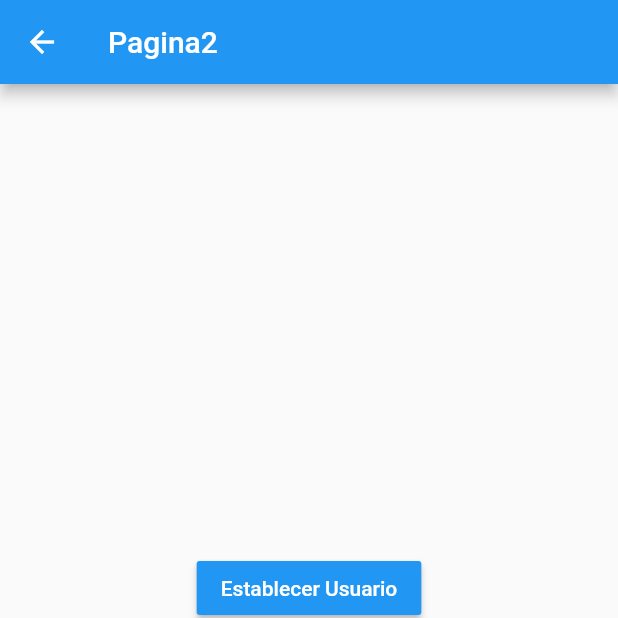
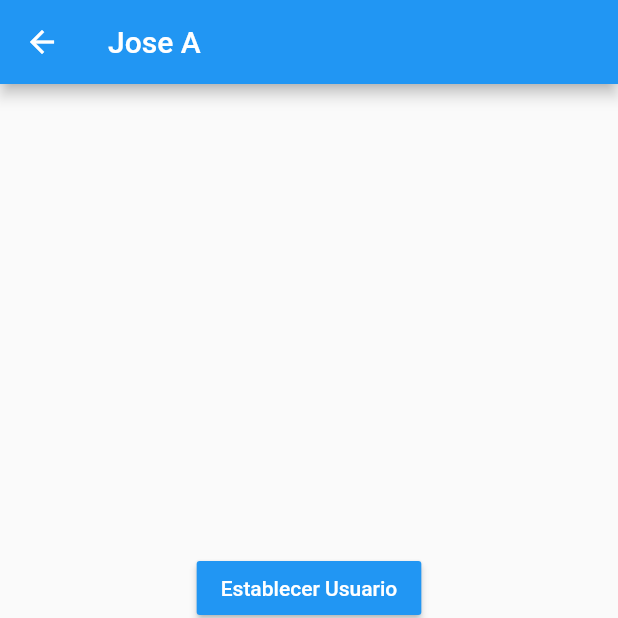
Before and after one commit to eljoselea/estados, a Flutter app: the Pagina2Page screen opened by its route, after a tap on "Establecer Usuario", on a phone screen of 412 x 824 dp, the top half of it. Run offline on Flutter 3.47's test engine with Material 2 defaults, Android fonts, the phone set to English and light mode, and no system bars; accounts and stored records are empty.

```diff
--- a/lib/models/usuario.dart
+++ b/lib/models/usuario.dart
@@ -1,13 +1,13 @@
 
 
-class Usuarios {
-  String nombre;
-  int edad;
-  List<String> profesiones;
+class Usuario {
+  String? nombre;
+  int? edad;
+  List<String>? profesiones;
 
-Usuarios({
-  required this.nombre,
-  required this.edad,
-  required this.profesiones});
+Usuario({
+  this.nombre,
+  this.edad,
+  this.profesiones});
 
 }
--- a/lib/pages/pagina1_page.dart
+++ b/lib/pages/pagina1_page.dart
@@ -1,15 +1,29 @@
+import 'package:estados/models/usuario.dart';
+import 'package:estados/services/usuario_service.dart';
 import 'package:flutter/material.dart';
+import 'package:provider/provider.dart';
 
 
 class Pagina1Page extends StatelessWidget {
 
   @override
   Widget build(BuildContext context) {
+
+    final usuarioService = Provider.of<UsuarioService>(context, listen: true);
+
     return Scaffold(
       appBar: AppBar(
         title: Text('Pagina1'),
+        actions: [
+          IconButton(
+            icon: Icon(Icons.exit_to_app),
+            onPressed: () => usuarioService.removerUsuario()
+            )
+        ],
       ),
-      body: InformacionUsuarios(),
+      body: usuarioService.existeUsuario
+      ? InformacionUsuario(usuarioService.usuario!)
+      : Center(child: Text('No hay usuarios seleccionado')),
         floatingActionButton: FloatingActionButton(
           child: Icon(Icons.accessibility_new),
           onPressed: () => Navigator.pushNamed(context, 'pagina2')
@@ -18,7 +32,11 @@ class Pagina1Page extends StatelessWidget {
   }
 }
 
-class InformacionUsuarios extends StatelessWidget {
+class InformacionUsuario extends StatelessWidget {
+
+  final Usuario usuario;
+
+  const InformacionUsuario(this.usuario);
 
   @override
   Widget build(BuildContext context) {
@@ -32,17 +50,16 @@ class InformacionUsuarios extends StatelessWidget {
 
           Text('General', style: TextStyle(fontSize: 18, fontWeight: FontWeight.bold),),
           Divider(),
-          ListTile(title: Text('Nombre: ')),
-          ListTile(title: Text('Edad: ')),
+          ListTile(title: Text('Nombre: ${usuario.nombre}')),
+          ListTile(title: Text('Edad: ${usuario.edad}')),
 
           Text('General', style: TextStyle(fontSize: 18, fontWeight: FontWeight.bold),),
           Divider(),
-          ListTile(title: Text('Profesion 1')),
-          ListTile(title: Text('Profesion 1')),
-          ListTile(title: Text('Profesion 1')),
 
-
-
+          ...usuario.profesiones!.map(
+            (profesion) => ListTile( title: Text( profesion ) )
+          ).toList()
+          //ListTile(title: Text('Profesion 1')),
 
         ],
       ),
--- a/lib/pages/pagina2_page.dart
+++ b/lib/pages/pagina2_page.dart
@@ -1,13 +1,21 @@
+import 'package:estados/models/usuario.dart';
+import 'package:estados/services/usuario_service.dart';
 import 'package:flutter/material.dart';
+import 'package:provider/provider.dart';
 
 
 class Pagina2Page extends StatelessWidget {
 
   @override
   Widget build(BuildContext context) {
+
+    final usuarioService = Provider.of<UsuarioService>(context);
+
     return Scaffold(
       appBar: AppBar(
-        title: Text('Pagina2'),
+        title: usuarioService.existeUsuario
+        ? Text('${usuarioService.usuario!.nombre}')
+        : Text('Pagina 2'),
       ),
       body: Center(
         child: Column(
@@ -15,21 +23,33 @@ class Pagina2Page extends StatelessWidget {
           children: [
 
             MaterialButton(
-              onPressed: (){},
               child: Text('Establecer Usuario', style: TextStyle(color: Colors.white),),
               color: Colors.blue,
+              onPressed: (){
+                final newUser = new Usuario(
+                  nombre: 'Jose A',
+                  edad: 32,
+                  profesiones: [
+                    'FullStack Developer', 'Video Jugador Experto'],
+                    );
+                usuarioService.usuario = newUser;
+              },
               ),
 
               MaterialButton(
-              onPressed: (){},
               child: Text('Cambiar edad', style: TextStyle(color: Colors.white),),
               color: Colors.blue,
+              onPressed: (){
+                usuarioService.cambiarEdad(18);
+              },
               ),
 
               MaterialButton(
-              onPressed: (){},
               child: Text('Añadir profesión', style: TextStyle(color: Colors.white),),
               color: Colors.blue,
+              onPressed: (){
+                usuarioService.agregarProfesion();
+              },
               ),
 
           ],
--- /dev/null
+++ b/lib/services/usuario_service.dart
@@ -0,0 +1,29 @@
+import 'package:estados/models/usuario.dart';
+import 'package:flutter/cupertino.dart';
+
+class UsuarioService with ChangeNotifier {
+  Usuario? _usuario;
+
+  Usuario? get usuario => this._usuario;
+  bool get existeUsuario => (this._usuario != null) ? true : false;
+
+  set usuario(Usuario? user) {
+    this._usuario = user;
+    notifyListeners();
+  }
+
+  void cambiarEdad(int edad) {
+    this._usuario!.edad = edad;
+    notifyListeners();
+  }
+
+  void removerUsuario() {
+    this._usuario = null;
+    notifyListeners();
+  }
+
+  void agregarProfesion () {
+    this._usuario?.profesiones!.add('profesion ${usuario!.profesiones!.length + 1}');
+    notifyListeners();
+  }
+}
--- a/pubspec.yaml
+++ b/pubspec.yaml
@@ -34,10 +34,12 @@ dependencies:
   # The following adds the Cupertino Icons font to your application.
   # Use with the CupertinoIcons class for iOS style icons.
   cupertino_icons: ^1.0.2
+  provider: ^6.0.2
 
 dev_dependencies:
   flutter_test:
     sdk: flutter
+
 
   # The "flutter_lints" package below contains a set of recommended lints to
   # encourage good coding practices. The lint set provided by the package is
```
Also changed, not shown: lib/main.dart (+8 -1 lines), pubspec.lock.
